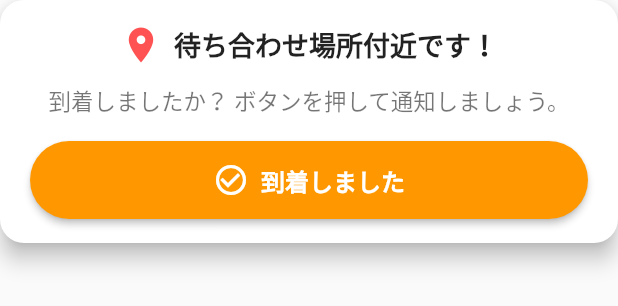
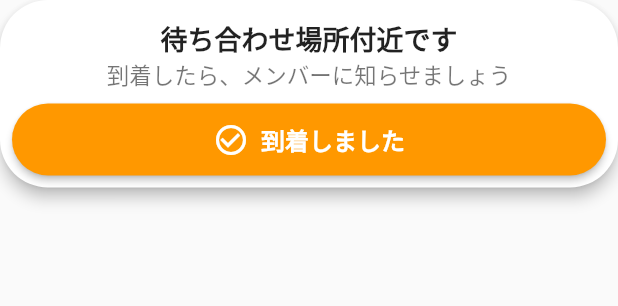
Before and after one commit to Al-Mikan/mesh-frontend, a Flutter app: the ArrivalConfirmationCard widget shown alone on an empty page, opened directly with empty values, on a phone screen of 412 x 824 dp. Shown: the top 306 px of the screen. Run offline on Flutter 3.47's test engine with Material 3 defaults, Android fonts, the phone set to English and light mode, and no system bars; our stand-ins replace app_links, confetti, dio, fixnum, flutter_datetime_picker_plus, flutter_local_notifications and 6 more; missing offline and left inert: background_locator_2, google_maps_webservice, grpc, protobuf, pull_down_button, widget_to_marker; accounts and stored records are empty.

Commit message:
待ち合わせ場所付近ですUIを更新

```diff
--- a/lib/components/arrival_confirmation_card.dart
+++ b/lib/components/arrival_confirmation_card.dart
@@ -10,40 +10,31 @@ class ArrivalConfirmationCard extends StatelessWidget {
     return Card(
       color: Colors.white,
       margin: const EdgeInsets.all(0),
-      elevation: 6, // カードの影を強めに
-      shape: RoundedRectangleBorder(borderRadius: BorderRadius.circular(16)),
+      elevation: 4,
+      shape: RoundedRectangleBorder(borderRadius: BorderRadius.circular(32)),
       child: Padding(
-        padding: const EdgeInsets.symmetric(vertical: 16, horizontal: 20),
+        padding: const EdgeInsets.symmetric(vertical: 8, horizontal: 8),
         child: Column(
           mainAxisSize: MainAxisSize.min,
           children: [
             // アイコンとタイトル
-            Row(
-              mainAxisAlignment: MainAxisAlignment.center,
-              children: [
-                Icon(Icons.location_on, color: Colors.redAccent, size: 28),
-                const SizedBox(width: 8),
+            const SizedBox(height: 4),
             const Text(
-                  "待ち合わせ場所付近です！",
+              "待ち合わせ場所付近です",
               style: TextStyle(
                 fontSize: 18,
                 fontWeight: FontWeight.bold,
                 color: Colors.black87,
               ),
             ),
-              ],
-            ),
-
-            const SizedBox(height: 12),
-
             // 説明文
             const Text(
-              "到着しましたか？ ボタンを押して通知しましょう。",
+              "到着したら、メンバーに知らせましょう",
               textAlign: TextAlign.center,
               style: TextStyle(fontSize: 15, color: Colors.black54),
             ),
 
-            const SizedBox(height: 16),
+            const SizedBox(height: 8),
 
             // 到着ボタン
             SizedBox(
@@ -52,9 +43,9 @@ class ArrivalConfirmationCard extends StatelessWidget {
                 style: ElevatedButton.styleFrom(
                   backgroundColor: Colors.orange, // ボタンの色
                   shape: RoundedRectangleBorder(
-                    borderRadius: BorderRadius.circular(100),
+                    borderRadius: BorderRadius.circular(24),
                   ),
-                  padding: const EdgeInsets.symmetric(vertical: 14),
+                  padding: const EdgeInsets.symmetric(vertical: 12),
                 ),
                 onPressed: onArrived,
                 icon: const Icon(
```
Lines whose indentation alone changed are shown as unchanged.
